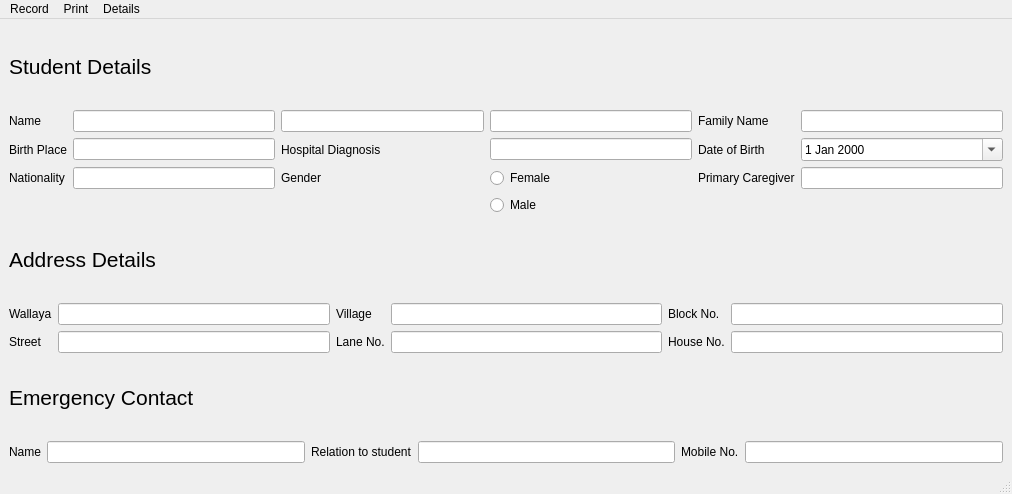
First picture: the form in student_entry.ui, repository PrimalSystemStudio/StudentManagement, before the edit.
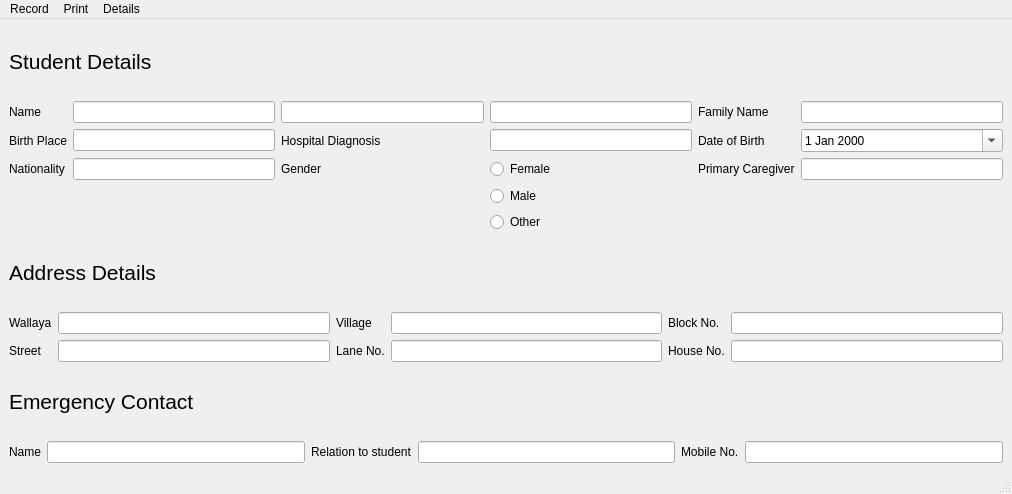
Second picture: the form after the edit.

Patch:
```diff
--- a/student_entry.ui
+++ b/student_entry.ui
@@ -46,26 +46,7 @@
      </widget>
     </item>
     <item>
-     <layout class="QGridLayout" name="student_details" rowstretch="0,0,0,0">
-      <item row="1" column="5">
-       <widget class="QDateEdit" name="dateBirth">
-        <property name="sizePolicy">
-         <sizepolicy hsizetype="Ignored" vsizetype="Fixed">
-          <horstretch>0</horstretch>
-          <verstretch>0</verstretch>
-         </sizepolicy>
-        </property>
-        <property name="statusTip">
-         <string/>
-        </property>
-        <property name="accessibleName">
-         <string>Date of birth</string>
-        </property>
-        <property name="calendarPopup">
-         <bool>true</bool>
-        </property>
-       </widget>
-      </item>
+     <layout class="QGridLayout" name="student_details" rowstretch="0,0,0,0,0">
       <item row="0" column="4">
        <widget class="QLabel" name="label_family">
         <property name="text">
@@ -87,13 +68,6 @@
         </property>
        </widget>
       </item>
-      <item row="1" column="3">
-       <widget class="QLineEdit" name="lineEdit_diagnosis">
-        <property name="accessibleName">
-         <string>Hospital diagnosis</string>
-        </property>
-       </widget>
-      </item>
       <item row="1" column="4">
        <widget class="QLabel" name="label_birthdate">
         <property name="text">
@@ -108,6 +82,32 @@
         </property>
        </widget>
       </item>
+      <item row="1" column="5">
+       <widget class="QDateEdit" name="dateBirth">
+        <property name="sizePolicy">
+         <sizepolicy hsizetype="Ignored" vsizetype="Fixed">
+          <horstretch>0</horstretch>
+          <verstretch>0</verstretch>
+         </sizepolicy>
+        </property>
+        <property name="statusTip">
+         <string/>
+        </property>
+        <property name="accessibleName">
+         <string>Date of birth</string>
+        </property>
+        <property name="calendarPopup">
+         <bool>true</bool>
+        </property>
+       </widget>
+      </item>
+      <item row="1" column="3">
+       <widget class="QLineEdit" name="lineEdit_diagnosis">
+        <property name="accessibleName">
+         <string>Hospital diagnosis</string>
+        </property>
+       </widget>
+      </item>
       <item row="0" column="5">
        <widget class="QLineEdit" name="lineEdit_family">
         <property name="accessibleName">
@@ -198,6 +198,13 @@
         </property>
        </widget>
       </item>
+      <item row="4" column="3">
+       <widget class="QRadioButton" name="radioOther">
+        <property name="text">
+         <string>Other</string>
+        </property>
+       </widget>
+      </item>
      </layout>
     </item>
     <item>
```
